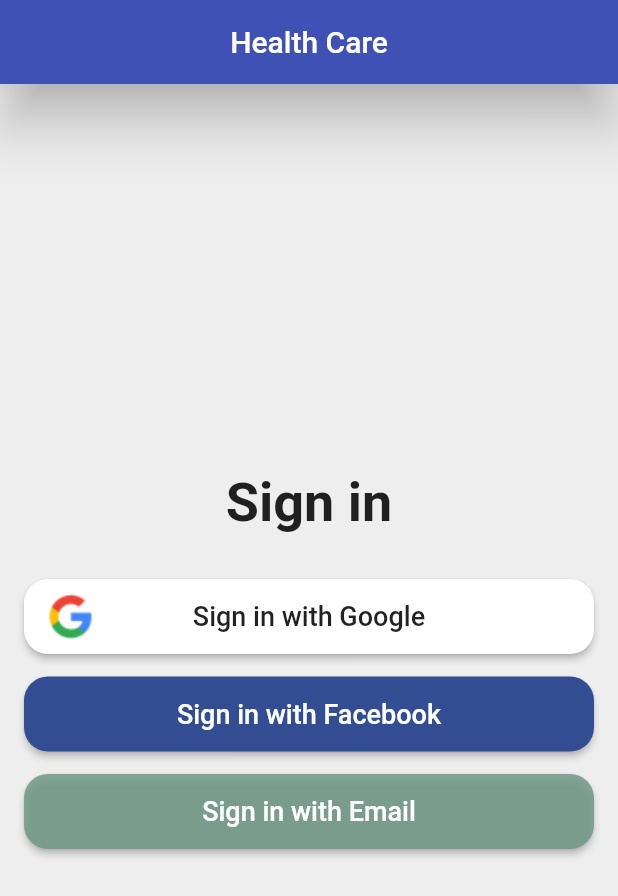
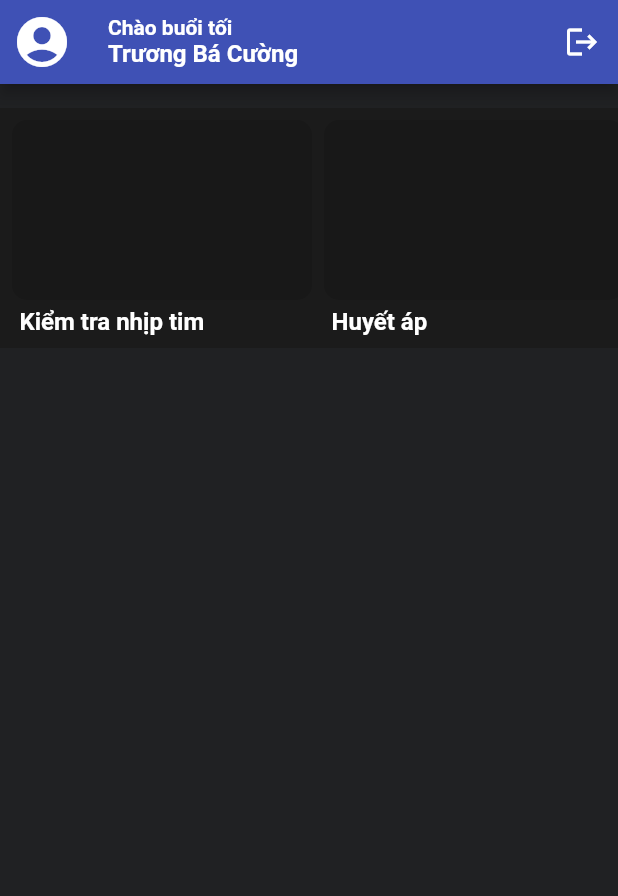
Before and after one commit to bacuong31/HealthCare, a Flutter app: the screen it shows after launch, on a phone screen of 412 x 824 dp. Shown: the top 896 px of the screen. Run offline on Flutter 3.47's test engine with Material 2 defaults, Android fonts, the phone set to English and light mode, and no system bars; missing offline and left inert: dart:ffi.

Commit message:
Main Screen quarter done

```diff
--- /dev/null
+++ b/lib/MainScreen/main_screen.dart
@@ -0,0 +1,109 @@
+import 'dart:ffi';
+
+import 'package:flutter/material.dart';
+import 'package:health_care/constants.dart';
+import 'package:health_care/sign_in/sign_in_screen.dart';
+
+class HeathFunctionClassInfo {
+  final String Name, ImageURL;
+
+  HeathFunctionClassInfo(this.Name, this.ImageURL);
+}
+
+List demoList = [
+  HeathFunctionClassInfo("Kiểm tra nhịp tim", null),
+  HeathFunctionClassInfo("Huyết áp", null),
+  HeathFunctionClassInfo("Đường huyết", null),
+  HeathFunctionClassInfo("Nồng độ cồn", null),
+  HeathFunctionClassInfo("Nồng độ cồn", null),
+];
+
+class MainScreen extends StatelessWidget {
+  @override
+  Widget build(BuildContext context) {
+    return Scaffold(
+      appBar: AppBar(
+        leading: IconButton(
+          padding: EdgeInsets.zero,
+          icon: Icon(Icons.account_circle_rounded),
+          iconSize: 40,
+          onPressed: () {},
+        ),
+        title: Column(
+          crossAxisAlignment: CrossAxisAlignment.start,
+          children: <Widget>[
+            Text(
+              "Chào buổi tối",
+              style: TextStyle(fontSize: 14, fontWeight: FontWeight.bold),
+            ),
+            Text("Trương Bá Cường",
+                style: TextStyle(fontSize: 16, fontWeight: FontWeight.bold)),
+          ],
+        ),
+        actions: <Widget>[
+          IconButton(
+              icon: Icon(
+                Icons.logout,
+                color: Colors.white,
+              ),
+              onPressed: () {
+                Navigator.of(context).pushAndRemoveUntil(
+                    MaterialPageRoute(builder: (context) => new SignInScreen()),
+                    (Route<dynamic> route) => false);
+              }),
+        ],
+      ),
+      body: ListView(
+        children: <Widget>[
+          SizedBox(height: defaultPadding),
+          Container(
+            color: panelColor,
+            height: 160.0,
+            child: new ListView.builder(
+              padding: EdgeInsets.all(4.0),
+              itemCount: demoList.length,
+              scrollDirection: Axis.horizontal,
+              itemBuilder: (context, index) => Container(
+                margin: EdgeInsets.all(4.0),
+                decoration: BoxDecoration(
+                  borderRadius: const BorderRadius.only(
+                    topLeft: Radius.circular(10),
+                    topRight: Radius.circular(10),
+                  ),
+                ),
+                child: Column(
+                  crossAxisAlignment: CrossAxisAlignment.start,
+                  children: [
+                    Container(
+                      margin: EdgeInsets.only(bottom: 5.0),
+                      height: 120.0,
+                      width: 200.0,
+                      decoration: BoxDecoration(
+                        image: null, //fix later
+                        color: Colors.black12,
+                        borderRadius: const BorderRadius.all(
+                          Radius.circular(10),
+                        ),
+                      ),
+                    ),
+                    Padding(
+                      padding: const EdgeInsets.only(left: 5.0),
+                      child: Text(
+                        demoList[index].Name,
+                        style: TextStyle(
+                            fontWeight: FontWeight.bold,
+                            fontSize: 16,
+                            color: Colors.white),
+                        textAlign: TextAlign.start,
+                      ),
+                    )
+                  ],
+                ),
+              ),
+            ),
+          ),
+        ],
+      ),
+    );
+  }
+}
--- /dev/null
+++ b/lib/constants.dart
@@ -0,0 +1,5 @@
+import 'package:flutter/material.dart';
+
+const bgColor = Color(0xFF202123);
+const panelColor = Color(0xFF1b1b1b);
+const defaultPadding = 16.0;
--- a/lib/main.dart
+++ b/lib/main.dart
@@ -1,4 +1,6 @@
 import 'package:flutter/material.dart';
+import 'package:health_care/MainScreen/main_screen.dart';
+import 'package:health_care/constants.dart';
 import 'package:health_care/sign_in/sign_in_screen.dart';
 
 void main() {
@@ -6,24 +8,17 @@
 }
 
 class MyApp extends StatelessWidget {
-  // This widget is the root of your application.
   @override
   Widget build(BuildContext context) {
     return MaterialApp(
+      debugShowCheckedModeBanner: false,
       title: 'Health Care',
       theme: ThemeData(
-        // This is the theme of your application.
-        //
-        // Try running your application with "flutter run". You'll see the
-        // application has a blue toolbar. Then, without quitting the app, try
-        // changing the primarySwatch below to Colors.green and then invoke
-        // "hot reload" (press "r" in the console where you ran "flutter run",
-        // or simply save your changes to "hot reload" in a Flutter IDE).
-        // Notice that the counter didn't reset back to zero; the application
-        // is not restarted.
         primarySwatch: Colors.indigo,
+        scaffoldBackgroundColor: bgColor,
       ),
-      home: SignInScreen(),
+
+      home: MainScreen(),
     );
   }
 }
--- a/pubspec.yaml
+++ b/pubspec.yaml
@@ -28,6 +28,7 @@
   # The following adds the Cupertino Icons font to your application.
   # Use with the CupertinoIcons class for iOS style icons.
   cupertino_icons: ^1.0.2
+  flutter_search_bar: ^2.1.0
 
 dev_dependencies:
   flutter_test:
```
Also changed, not shown: pubspec.lock.
